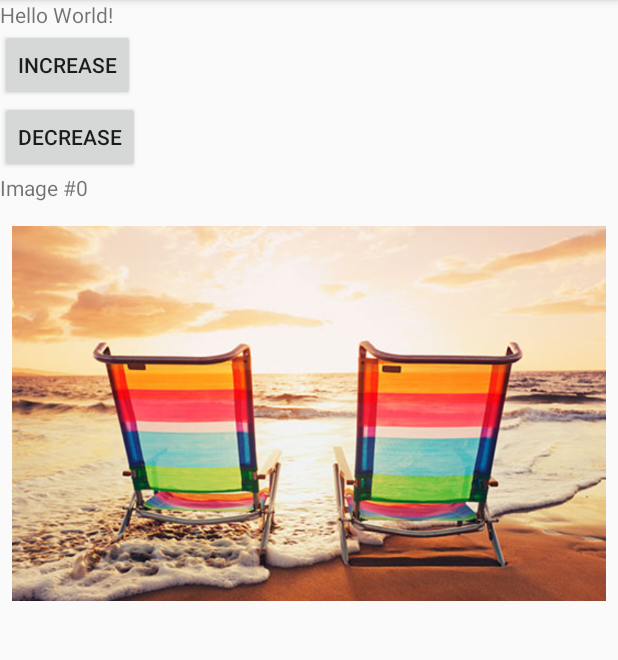
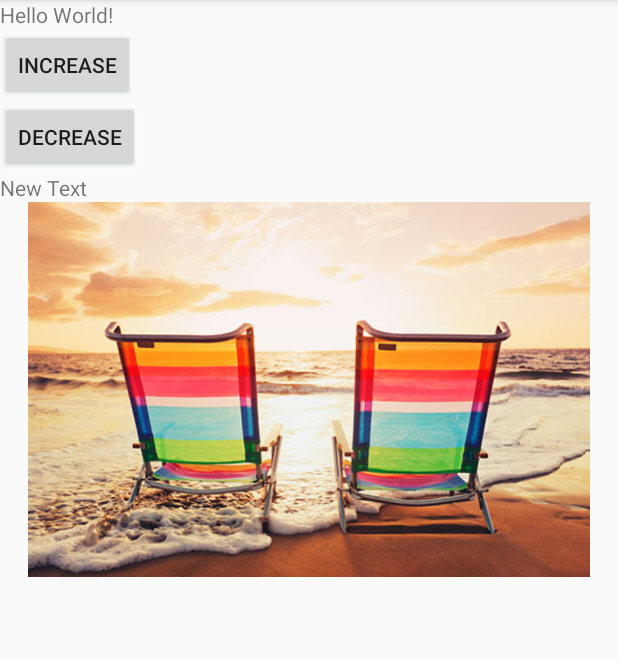
Before and after one commit to passsy/gdg-dus-study-jam, an Android app: the screen it shows after launch (MainActivity), after a tap on "DECREASE", on a phone screen of 412 x 824 dp, the part 84-744 px from its top. Run offline under Robolectric (Android 15) with nearby library versions, the phone set to English and light mode, and no system bars; 1 other tap on this screen came first.

Commit message:
view pager

```diff
--- a/app/src/main/java/com/google/gdgdus/studyjam/MainActivity.java
+++ b/app/src/main/java/com/google/gdgdus/studyjam/MainActivity.java
@@ -1,21 +1,20 @@
 package com.google.gdgdus.studyjam;
 
 import android.os.Bundle;
+import android.support.v4.view.PagerAdapter;
+import android.support.v4.view.ViewPager;
 import android.support.v7.app.AppCompatActivity;
+import android.view.LayoutInflater;
 import android.view.View;
+import android.view.ViewGroup;
 import android.widget.Button;
 import android.widget.ImageView;
 import android.widget.TextView;
 
-import java.util.ArrayList;
 import java.util.Arrays;
 import java.util.List;
 
 public class MainActivity extends AppCompatActivity {
-
-    int mCounter = 0;
-
-    private ImageView mImage;
 
     private static List<Integer> mImages = Arrays.asList(
             R.drawable.holiday,
@@ -23,16 +22,52 @@ public class MainActivity extends AppCompatActivity {
             R.drawable.cat2
     );
 
+    int mCounter = 0;
+
+    private LayoutInflater mLayoutInflater;
+
     private TextView mOutput;
+
+    private ViewPager mViewPager;
 
     @Override
     protected void onCreate(Bundle savedInstanceState) {
         super.onCreate(savedInstanceState);
         setContentView(R.layout.activity_main);
 
+        mOutput = (TextView) findViewById(R.id.output);
+        mViewPager = (ViewPager) findViewById(R.id.view_pager);
 
-        mOutput = (TextView) findViewById(R.id.output);
-        mImage = (ImageView) findViewById(R.id.image);
+        mLayoutInflater = LayoutInflater.from(this);
+
+        mViewPager.setAdapter(new PagerAdapter() {
+            @Override
+            public void destroyItem(ViewGroup container, int position, Object object) {
+                container.removeView((View) object);
+            }
+
+            @Override
+            public int getCount() {
+                return mImages.size();
+            }
+
+            @Override
+            public Object instantiateItem(ViewGroup container, int position) {
+                View itemView = mLayoutInflater.inflate(R.layout.pager_item, container, false);
+
+                ImageView imageView = (ImageView) itemView.findViewById(R.id.imageView);
+                imageView.setImageResource(mImages.get(position));
+
+                container.addView(itemView);
+
+                return itemView;
+            }
+
+            @Override
+            public boolean isViewFromObject(final View view, final Object object) {
+                return view == object;
+            }
+        });
 
         Button button = (Button) findViewById(R.id.button);
         //noinspection ConstantConditions
@@ -59,15 +94,11 @@ public class MainActivity extends AppCompatActivity {
     private void nextImage() {
         mCounter++;
         mCounter %= mImages.size();
-        mOutput.setText("Image #" + mCounter);
-        mImage.setImageDrawable(getResources().getDrawable(mImages.get(mCounter)));
     }
 
     private void previousImage() {
         mCounter--;
         mCounter += mImages.size();
         mCounter %= mImages.size();
-        mOutput.setText("Image #" + mCounter);
-        mImage.setImageDrawable(getResources().getDrawable(mImages.get(mCounter)));
     }
 }
--- a/app/src/main/res/layout/activity_main.xml
+++ b/app/src/main/res/layout/activity_main.xml
@@ -34,13 +34,9 @@
         android:layout_height="wrap_content"
         android:text="New Text" />
 
-    <ImageView
+    <android.support.v4.view.ViewPager
+        android:id="@+id/view_pager"
         android:layout_width="match_parent"
-        android:layout_height="250dp"
-        android:layout_marginTop="16dp"
-        android:id="@+id/image"
-        android:padding="8dp"
-        android:scaleType="centerCrop"
-        android:src="@drawable/holiday" />
+        android:layout_height="250dp"></android.support.v4.view.ViewPager>
 
 </LinearLayout>
--- /dev/null
+++ b/app/src/main/res/layout/pager_item.xml
@@ -0,0 +1,7 @@
+<?xml version="1.0" encoding="utf-8"?>
+<ImageView xmlns:android="http://schemas.android.com/apk/res/android"
+    android:layout_width="match_parent"
+    android:id="@+id/imageView"
+    android:layout_height="match_parent">
+
+</ImageView>
```
